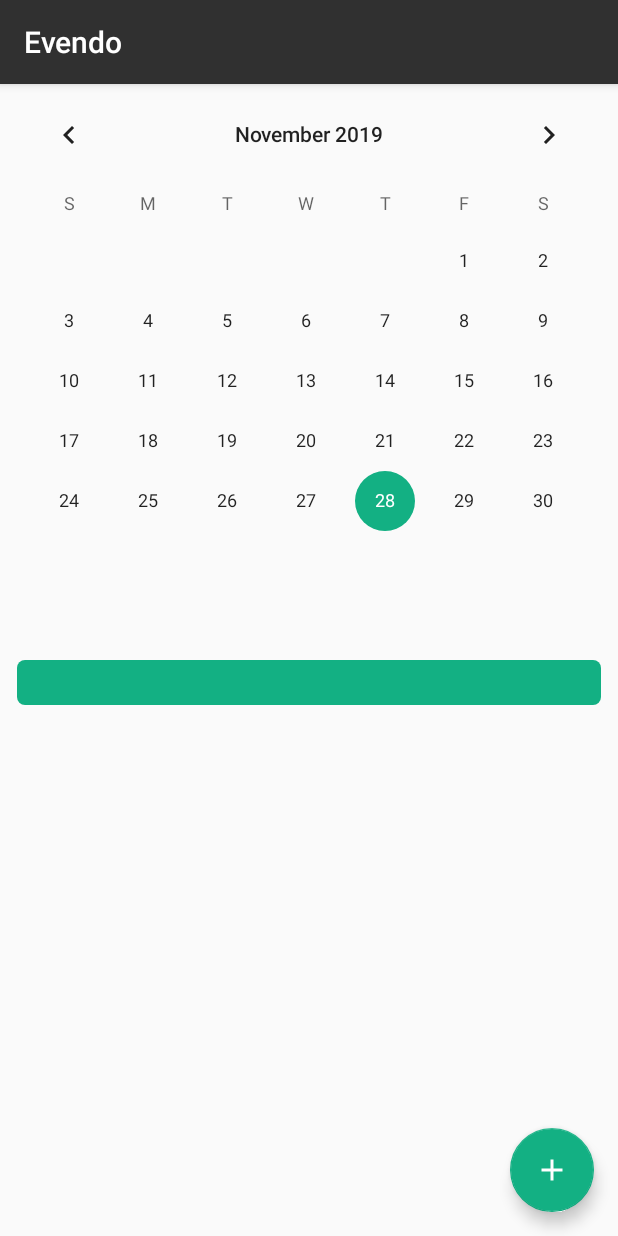
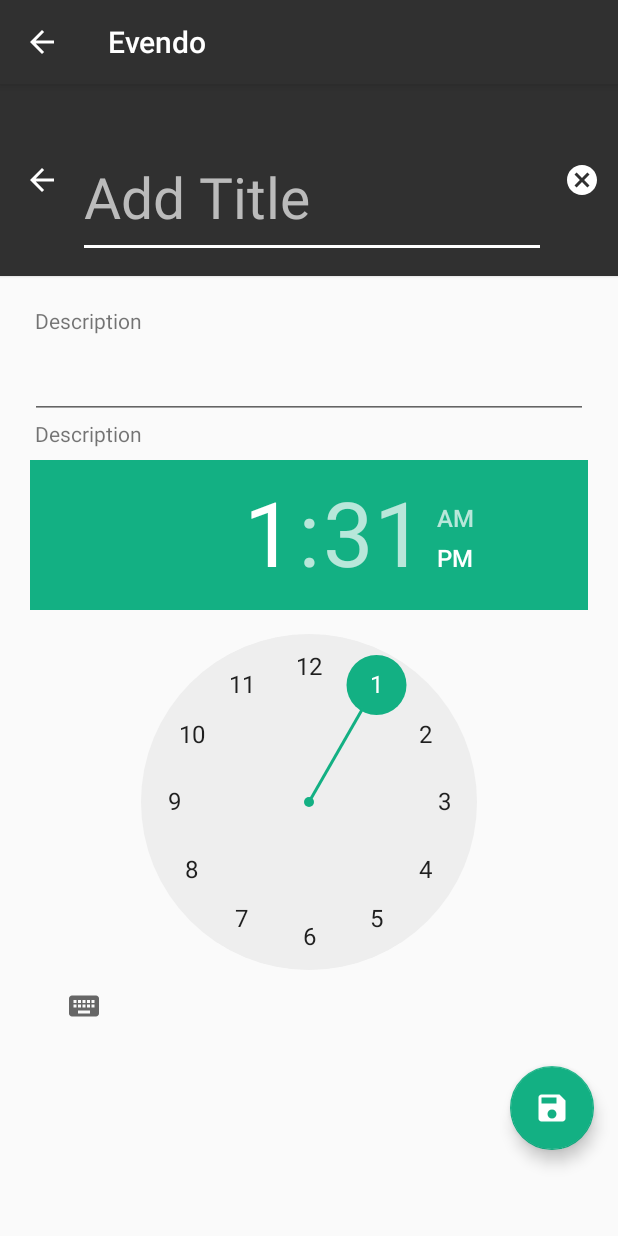
Before and after one commit to gnaatz/evendo, an Android app: the screen it shows after launch (MainActivity before the commit, CreateEvent after it), after a tap on "Hey", on a phone screen of 412 x 824 dp. Run offline under Robolectric (Android 15) with nearby library versions, the phone set to English and light mode, and no system bars.

Commit message:
Implementation of Main Activity and Create Event

```diff
--- a/app/src/main/java/de/gnaatz/evendo/MainActivity.kt
+++ b/app/src/main/java/de/gnaatz/evendo/MainActivity.kt
@@ -1,7 +1,9 @@
 package de.gnaatz.evendo
 
+import android.content.Intent
 import androidx.appcompat.app.AppCompatActivity
 import android.os.Bundle
+import android.util.Log
 import android.view.LayoutInflater
 import android.view.View
 import android.view.ViewGroup
@@ -10,22 +12,29 @@ import android.widget.LinearLayout
 import android.widget.TextView
 import android.widget.Toast
 import androidx.core.view.children
+import androidx.core.view.get
 import androidx.lifecycle.Observer
 import androidx.lifecycle.ViewModelProviders
+import androidx.recyclerview.widget.LinearLayoutManager
+import androidx.recyclerview.widget.RecyclerView
+import de.gnaatz.evendo.controller.EventDisplay
 import de.gnaatz.evendo.model.Event
 import de.gnaatz.evendo.controller.EventLoader
+import de.gnaatz.evendo.fragment.CreateEvent
 import de.gnaatz.evendo.model.CurrentDay
+import kotlinx.android.synthetic.main.activity_main.view.*
 import java.lang.ClassCastException
 import java.util.*
 import kotlin.collections.ArrayList
 
 class MainActivity : AppCompatActivity() {
+    private val tag = "MainActivity"
 
-    private lateinit var calendar: CalendarView
-    private lateinit var eventsRoot: ViewGroup
+    private lateinit var calendarView: CalendarView
     private lateinit var fab: View
-    private lateinit var currentEvents: ArrayList<Event>
     private lateinit var eventLoader: EventLoader
+    private lateinit var recyclerView: RecyclerView
+    private lateinit var recyclerAdapter: EventDisplay
 
     override fun onCreate(savedInstanceState: Bundle?) {
         super.onCreate(savedInstanceState)
@@ -34,39 +43,38 @@ class MainActivity : AppCompatActivity() {
 
     override fun onStart() {
         super.onStart()
-        calendar = findViewById(R.id.calendar)
-        eventsRoot = findViewById(R.id.events)
+        calendarView = findViewById(R.id.calendar)
         fab = findViewById(R.id.fab)
-        currentEvents = ArrayList()
-        val date = Date(calendar.date * 1000)
-        val year = date.year
-        val month = date.month
-        val day = date.date
+        val dateLong = calendarView.date
+        val date = Date(dateLong)
+        val calendar = Calendar.getInstance()
+        calendar.time = date
+
+        val year = calendar.get(Calendar.YEAR)
+        val month = calendar.get(Calendar.MONTH)
+        val day = calendar.get(Calendar.DAY_OF_MONTH)
         eventLoader = EventLoader(this, day, month, year)
-        calendar.setOnDateChangeListener(eventLoader)
+        calendarView.setOnDateChangeListener(eventLoader)
         val model = ViewModelProviders.of(this)[CurrentDay::class.java]
 
+        model.updateEvents(ArrayList())
+
+        recyclerView = findViewById(R.id.recyclerView)
+        recyclerView.layoutManager = LinearLayoutManager(this)
+        recyclerAdapter = EventDisplay(model.getEvents())
+        recyclerView.adapter = recyclerAdapter
+
         fab.setOnClickListener {
-            //TODO: Add Event dialog
-            currentEvents.add(Event("Title", "Description"))
-            model.getEvents().value = currentEvents
+            val intent = Intent(this, CreateEvent::class.java)
+            startActivity(intent)
+
+            /*var event = Event("Title", "Description")
+            model.addEvent(event)
+            eventLoader.addEvent(event)*/
         }
 
-        model.getEvents().observe(this, Observer<List<Event>>{ events ->
-            eventsRoot.removeAllViews()
-            for(event: Event in events) {
-                val eventView = LayoutInflater.from(this).inflate(R.layout.layout_event_view, eventsRoot) as LinearLayout
-                for(textView in eventView.children) {
-                    try{
-                        (textView as TextView).text = "Hey"
-                    } catch(e: ClassCastException) {
-
-                    }
-                }
-                currentEvents = events as ArrayList<Event>
-            }
+        model.observe(this, Observer{ events ->
+            recyclerAdapter.updateData(events)
         })
     }
-
-
 }
--- /dev/null
+++ b/app/src/main/java/de/gnaatz/evendo/controller/EventDisplay.kt
@@ -0,0 +1,57 @@
+package de.gnaatz.evendo.controller
+
+import android.util.Log
+import android.view.LayoutInflater
+import android.view.View
+import android.view.ViewGroup
+import android.widget.LinearLayout
+import android.widget.TextView
+import androidx.core.view.children
+import androidx.recyclerview.widget.RecyclerView
+import de.gnaatz.evendo.R
+import de.gnaatz.evendo.model.Event
+
+class EventDisplay(private var data: ArrayList<Event>): RecyclerView.Adapter<RecyclerView.ViewHolder>() {
+    private val tag = "EventDisplay: Adapter"
+
+    override fun onCreateViewHolder(parent: ViewGroup, viewType: Int): RecyclerView.ViewHolder {
+        Log.d(tag, "Adapter created")
+        return ViewHolder(
+            LayoutInflater.from(parent.context).inflate(
+                R.layout.layout_event_view,
+                parent,
+                false
+            )
+        )
+    }
+
+    override fun getItemCount(): Int {
+        return data.size
+    }
+
+    override fun onBindViewHolder(holder: RecyclerView.ViewHolder, position: Int) {
+        (holder as ViewHolder).bind(data, position)
+    }
+
+    fun updateData(_data: ArrayList<Event>) {
+        data.clear()
+        notifyDataSetChanged()
+        data.addAll(_data)
+        notifyDataSetChanged()
+    }
+
+    class ViewHolder(itemView: View) : RecyclerView.ViewHolder(itemView) {
+        private val tag = "ViewHolder"
+
+        var title = (itemView as LinearLayout).children.toList()[0] as TextView
+        var text = (itemView as LinearLayout).children.toList()[1] as TextView
+        var time = (itemView as LinearLayout).children.toList()[2] as TextView
+
+        fun bind(data: ArrayList<Event>, position: Int) {
+            Log.d(tag, "binding position $position")
+            title.text = data[position].title
+            text.text = data[position].description
+            time.text = "Time"
+        }
+    }
+}
--- a/app/src/main/java/de/gnaatz/evendo/controller/EventLoader.kt
+++ b/app/src/main/java/de/gnaatz/evendo/controller/EventLoader.kt
@@ -1,21 +1,61 @@
 package de.gnaatz.evendo.controller
 
 import android.content.Context
+import android.util.SparseArray
 import android.widget.CalendarView
 import android.widget.Toast
+import androidx.core.util.isEmpty
+import androidx.core.util.set
+import androidx.lifecycle.ViewModelProvider
+import androidx.lifecycle.ViewModelProviders
+import de.gnaatz.evendo.MainActivity
+import de.gnaatz.evendo.model.CurrentDay
+import de.gnaatz.evendo.model.Event
 
-class EventLoader(private val context: Context, private var day: Int, private var month: Int, private var year: Int): CalendarView.OnDateChangeListener {
+class EventLoader(mainActivity: MainActivity, private var day: Int, private var month: Int, private var year: Int): CalendarView.OnDateChangeListener {
+
+    companion object {
+        private val cache = SparseArray<ArrayList<Event>>()
+
+        private fun addEvent(year: Int, month: Int, day: Int, event: Event) {
+            val key = getKey(year, month, day)
+            if(cache[key].isNullOrEmpty())
+                cache.put(key, ArrayList())
+            cache[key].add(event)
+        }
+
+        private fun getEvents(year: Int, month: Int, day: Int): ArrayList<Event> {
+            val key = getKey(year, month, day)
+            if(cache[key].isNullOrEmpty())
+                cache.put(key, ArrayList())
+            return cache[key]
+        }
+
+        private fun getKey(year: Int, month: Int, day: Int): Int {
+            return day * 1000000 + month + 10000 + year
+        }
+    }
+
+    private val model = ViewModelProviders.of(mainActivity)[CurrentDay::class.java]
 
     init {
-        Toast.makeText(context, "Getting Dates initially", Toast.LENGTH_SHORT).show()
+        Toast.makeText(mainActivity, "Getting Dates initially", Toast.LENGTH_SHORT).show()
     }
 
+    fun addEvent(event: Event) {
+        addEvent(year, month, day, event)
+    }
 
+    fun getEvents(): ArrayList<Event> {
+        return getEvents(year, month, day)
+    }
 
     override fun onSelectedDayChange(calendar: CalendarView, year: Int, month: Int, dayOfMonth: Int) {
         Toast.makeText(calendar.context, "Day changed", Toast.LENGTH_SHORT).show()
         this.day = dayOfMonth
         this.month = month
         this.year = year
+
+        model.updateEvents(getEvents())
     }
 }
--- /dev/null
+++ b/app/src/main/java/de/gnaatz/evendo/fragment/CreateEvent.kt
@@ -0,0 +1,12 @@
+package de.gnaatz.evendo.fragment
+
+import android.os.Bundle
+import androidx.appcompat.app.AppCompatActivity
+import de.gnaatz.evendo.R
+
+class CreateEvent: AppCompatActivity() {
+    override fun onCreate(savedInstanceState: Bundle?) {
+        super.onCreate(savedInstanceState)
+        setContentView(R.layout.fragment_create_event)
+    }
+}
--- a/app/src/main/java/de/gnaatz/evendo/model/CurrentDay.kt
+++ b/app/src/main/java/de/gnaatz/evendo/model/CurrentDay.kt
@@ -1,12 +1,34 @@
 package de.gnaatz.evendo.model
 
+import android.util.Log
+import androidx.lifecycle.LifecycleOwner
 import androidx.lifecycle.MutableLiveData
+import androidx.lifecycle.Observer
 import androidx.lifecycle.ViewModel
+import de.gnaatz.evendo.controller.EventLoader
 
 class CurrentDay: ViewModel() {
+    private val tag = "CurrentDay: ViewModel"
+
     private var eventList: MutableLiveData<ArrayList<Event>> = MutableLiveData()
 
-    fun getEvents(): MutableLiveData<ArrayList<Event>> {
-        return eventList
+    fun getEvents(): ArrayList<Event> {
+        return eventList.value!!
+    }
+
+    fun observe(owner: LifecycleOwner, observer: Observer<ArrayList<Event>>) {
+        eventList.observe(owner, observer)
+    }
+
+    fun updateEvents(events: ArrayList<Event>) {
+        eventList.value = events
+    }
+
+    fun addEvent(event: Event) {
+        Log.d(tag, "${eventList.value!!.size}")
+        val temp = ArrayList<Event>()
+        temp.addAll(eventList.value!!)
+        temp.add(event)
+        eventList.value = temp
     }
 }
--- /dev/null
+++ b/app/src/main/res/drawable/button_round.xml
@@ -0,0 +1,5 @@
+<?xml version="1.0" encoding="utf-8"?>
+<shape xmlns:android="http://schemas.android.com/apk/res/android"
+        android:shape="oval">
+    <solid android:color="@color/colorAccent"/>
+</shape>
--- /dev/null
+++ b/app/src/main/res/drawable/ic_arrow_back.xml
@@ -0,0 +1,5 @@
+<vector android:height="24dp" android:tint="#FFFFFF"
+    android:viewportHeight="24.0" android:viewportWidth="24.0"
+    android:width="24dp" xmlns:android="http://schemas.android.com/apk/res/android">
+    <path android:fillColor="#FF000000" android:pathData="M20,11H7.83l5.59,-5.59L12,4l-8,8 8,8 1.41,-1.41L7.83,13H20v-2z"/>
+</vector>
--- /dev/null
+++ b/app/src/main/res/drawable/ic_cancel_black_24dp.xml
@@ -0,0 +1,5 @@
+<vector android:height="24dp" android:tint="#FFFFFF"
+    android:viewportHeight="24.0" android:viewportWidth="24.0"
+    android:width="24dp" xmlns:android="http://schemas.android.com/apk/res/android">
+    <path android:fillColor="#FF000000" android:pathData="M12,2C6.47,2 2,6.47 2,12s4.47,10 10,10 10,-4.47 10,-10S17.53,2 12,2zM17,15.59L15.59,17 12,13.41 8.41,17 7,15.59 10.59,12 7,8.41 8.41,7 12,10.59 15.59,7 17,8.41 13.41,12 17,15.59z"/>
+</vector>
--- /dev/null
+++ b/app/src/main/res/drawable/ic_save_black_24dp.xml
@@ -0,0 +1,5 @@
+<vector android:height="40dp" android:tint="#FFFFFF"
+    android:viewportHeight="24.0" android:viewportWidth="24.0"
+    android:width="40dp" xmlns:android="http://schemas.android.com/apk/res/android">
+    <path android:fillColor="#FF000000" android:pathData="M17,3L5,3c-1.11,0 -2,0.9 -2,2v14c0,1.1 0.89,2 2,2h14c1.1,0 2,-0.9 2,-2L21,7l-4,-4zM12,19c-1.66,0 -3,-1.34 -3,-3s1.34,-3 3,-3 3,1.34 3,3 -1.34,3 -3,3zM15,9L5,9L5,5h10v4z"/>
+</vector>
--- /dev/null
+++ b/app/src/main/res/drawable/ic_save_white.xml
@@ -0,0 +1,5 @@
+<vector android:height="24dp" android:tint="#FFFFFF"
+    android:viewportHeight="24.0" android:viewportWidth="24.0"
+    android:width="24dp" xmlns:android="http://schemas.android.com/apk/res/android">
+    <path android:fillColor="#FF000000" android:pathData="M17,3L5,3c-1.11,0 -2,0.9 -2,2v14c0,1.1 0.89,2 2,2h14c1.1,0 2,-0.9 2,-2L21,7l-4,-4zM12,19c-1.66,0 -3,-1.34 -3,-3s1.34,-3 3,-3 3,1.34 3,3 -1.34,3 -3,3zM15,9L5,9L5,5h10v4z"/>
+</vector>
--- a/app/src/main/res/layout/activity_main.xml
+++ b/app/src/main/res/layout/activity_main.xml
@@ -14,15 +14,11 @@
                 android:layout_weight="1"
                 android:layout_width="match_parent"
                 android:layout_height="match_parent"/>
-        <LinearLayout
-                android:id="@+id/events"
+        <androidx.recyclerview.widget.RecyclerView
+                android:id="@+id/recyclerView"
                 android:layout_weight="1"
                 android:layout_width="match_parent"
-                android:layout_height="match_parent"
-                android:paddingLeft="11dp"
-                android:paddingRight="11dp"
-                android:orientation="vertical">
-        </LinearLayout>
+                android:layout_height="match_parent"/>
     </LinearLayout>
     <com.google.android.material.floatingactionbutton.FloatingActionButton
             android:id="@+id/fab"
--- /dev/null
+++ b/app/src/main/res/layout/fragment_create_event.xml
@@ -0,0 +1,78 @@
+<?xml version="1.0" encoding="utf-8"?>
+<LinearLayout xmlns:android="http://schemas.android.com/apk/res/android"
+        android:orientation="vertical" android:layout_width="match_parent"
+        android:layout_height="match_parent">
+    <androidx.appcompat.widget.Toolbar
+            android:layout_width="match_parent"
+            android:layout_height="128dp"
+            android:minHeight="?android:attr/actionBarSize"
+            android:background="@color/colorPrimary"
+            android:elevation="1dp">
+        <LinearLayout
+                android:layout_width="match_parent"
+                android:layout_height="match_parent"
+                android:orientation="horizontal">
+            <ImageButton
+                    android:layout_width="wrap_content"
+                    android:layout_height="wrap_content"
+                    android:layout_gravity="center_vertical"
+                    android:background="@android:color/transparent"
+                    android:layout_marginEnd="12dp"
+                    android:src="@drawable/ic_arrow_back"/>
+            <EditText
+                    android:layout_width="wrap_content"
+                    android:layout_height="match_parent"
+                    android:hint="@string/add_title"
+                    android:layout_marginEnd="12dp"
+                    android:layout_gravity="center_horizontal"
+                    android:paddingTop="45dp"
+                    android:layout_marginBottom="12dp"
+                    android:layout_weight="1"
+                    android:textSize="38sp"
+                    android:backgroundTint="@android:color/white"
+                    android:textColorHint="@color/colorHint"
+                    android:textColor="@android:color/white"/>
+            <ImageButton
+                    android:layout_width="wrap_content"
+                    android:layout_height="wrap_content"
+                    android:layout_gravity="center_vertical"
+                    android:layout_marginEnd="12dp"
+                    android:background="@android:color/transparent"
+                    android:src="@drawable/ic_cancel_black_24dp"/>
+        </LinearLayout>
+    </androidx.appcompat.widget.Toolbar>
+    <LinearLayout
+            android:layout_width="match_parent"
+            android:layout_height="wrap_content"
+            android:layout_marginTop="20dp"
+            android:paddingStart="20dp"
+            android:paddingEnd="20dp"
+            android:orientation="vertical">
+        <TextView
+                android:layout_width="wrap_content"
+                android:layout_height="wrap_content"
+                android:layout_marginStart="3dp"
+                android:text="@string/description"/>
+        <EditText
+                android:layout_width="match_parent"
+                android:layout_height="wrap_content"
+                android:textSize="20sp"
+                android:layout_marginTop="8dp"/>
+        <TextView
+                android:layout_width="wrap_content"
+                android:layout_height="wrap_content"
+                android:layout_marginStart="3dp"
+                android:text="@string/description"/>
+        <TimePicker
+                android:layout_width="match_parent"
+                android:layout_height="wrap_content"
+                android:layout_marginTop="8dp"/>
+    </LinearLayout>
+    <com.google.android.material.floatingactionbutton.FloatingActionButton
+            android:id="@+id/fab"
+            android:layout_width="wrap_content"
+            android:layout_height="wrap_content"
+            android:layout_gravity="end|bottom"
+            android:src="@drawable/ic_save_black_24dp"
+            android:layout_margin="16dp" />
+</LinearLayout>
--- a/app/src/main/res/values/colors.xml
+++ b/app/src/main/res/values/colors.xml
@@ -3,4 +3,5 @@
     <color name="colorPrimary">#303030</color>
     <color name="colorPrimaryDark">#252525</color>
     <color name="colorAccent">#13B083</color>
+    <color name="colorHint">#BBBBBB</color>
 </resources>
--- a/app/src/main/res/values/strings.xml
+++ b/app/src/main/res/values/strings.xml
@@ -3,4 +3,6 @@
     <string name="todo">To-Do</string>
     <string name="calendar">Calendar</string>
     <string name="slogan">Stay Organized.</string>
+    <string name="add_title">Add Title</string>
+    <string name="description">Description</string>
 </resources>
```
Also changed, not shown: app/src/main/AndroidManifest.xml (+7 -1 lines), app/src/main/res/layout/layout_event_view.xml (+10 -3 lines).
